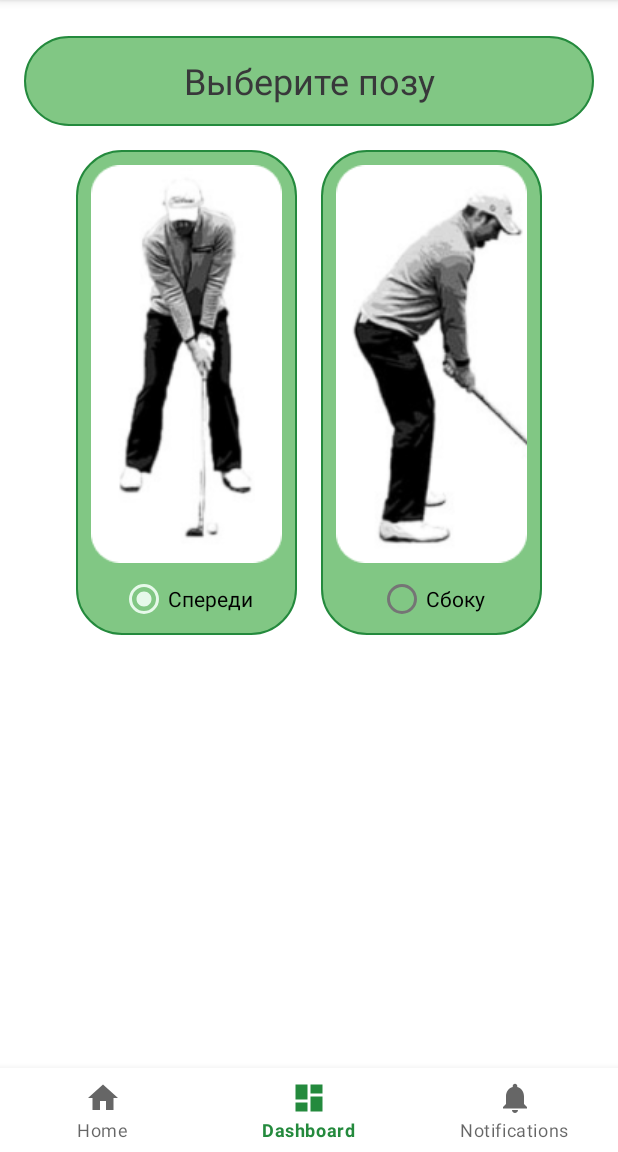
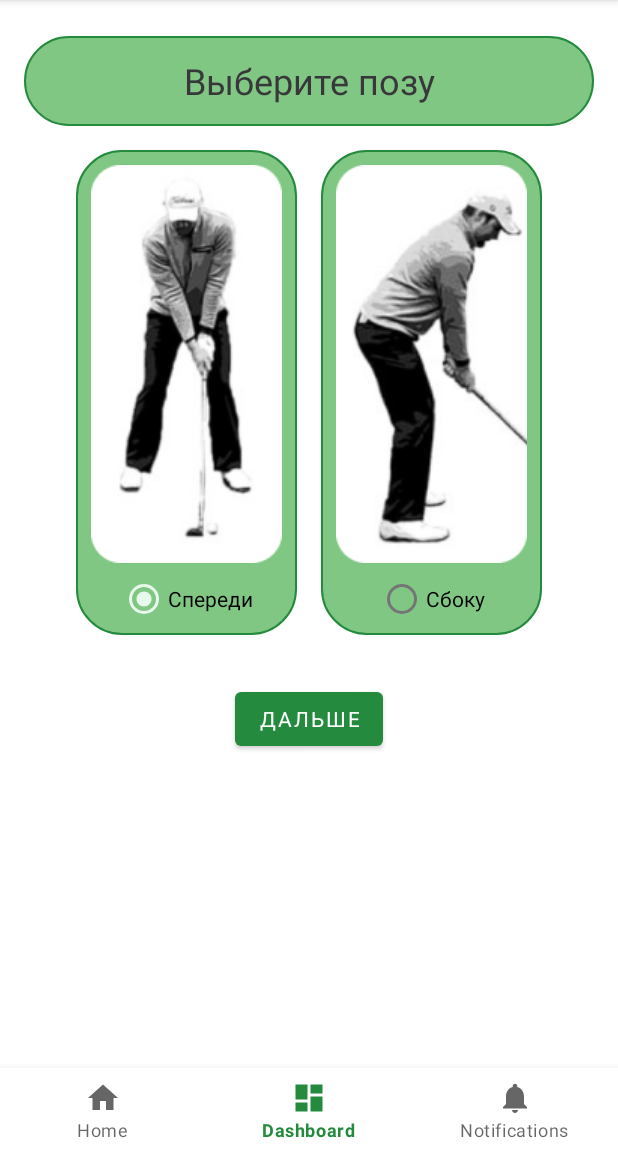
Before and after one commit to Belyaash/GolfStream, an Android app: the DashboardFragment screen opened through its navigation route, on a phone screen of 412 x 824 dp, the part 84-1236 px from its top. Run offline under Robolectric (Android 15) with nearby library versions, the phone set to English and light mode, and no system bars; our stand-ins replace navigation-ui; Roboto replaces fonts that are not available here.

Commit message:
RoundBox с позами

```diff
--- a/app/src/main/res/layout/fragment_dashboard.xml
+++ b/app/src/main/res/layout/fragment_dashboard.xml
@@ -94,4 +94,14 @@
 
     </RadioGroup>
 
+    <Button
+        android:id="@+id/button"
+        android:layout_width="wrap_content"
+        android:layout_height="wrap_content"
+        android:layout_marginTop="32dp"
+        android:text="Дальше"
+        app:layout_constraintEnd_toEndOf="parent"
+        app:layout_constraintStart_toStartOf="parent"
+        app:layout_constraintTop_toBottomOf="@+id/radioGroup" />
+
 </androidx.constraintlayout.widget.ConstraintLayout>
```
